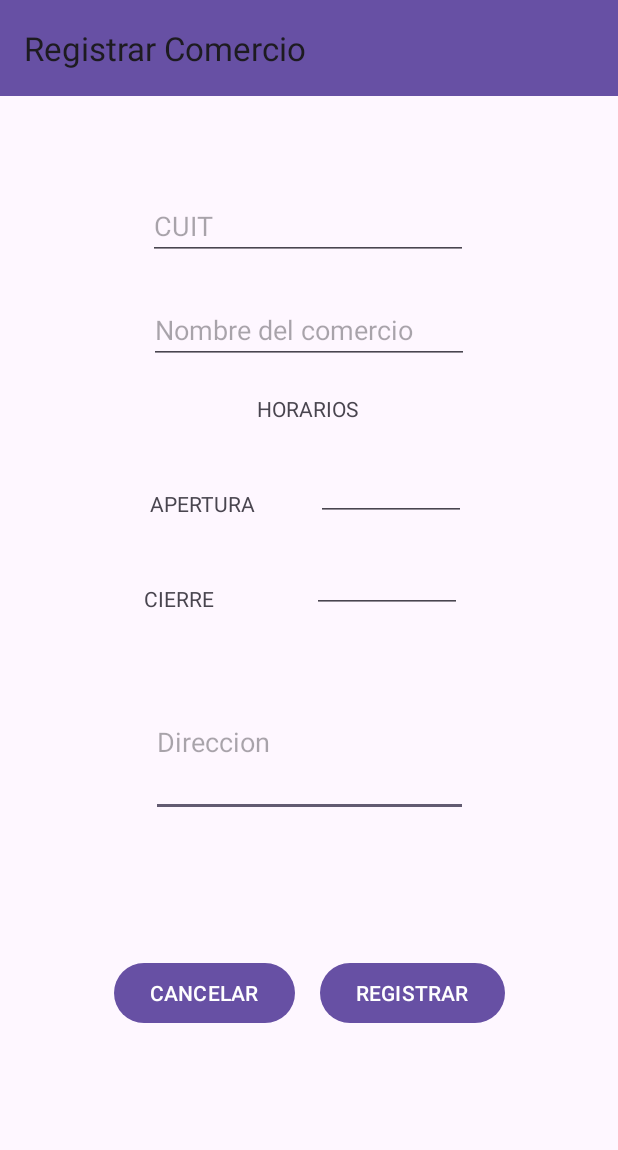
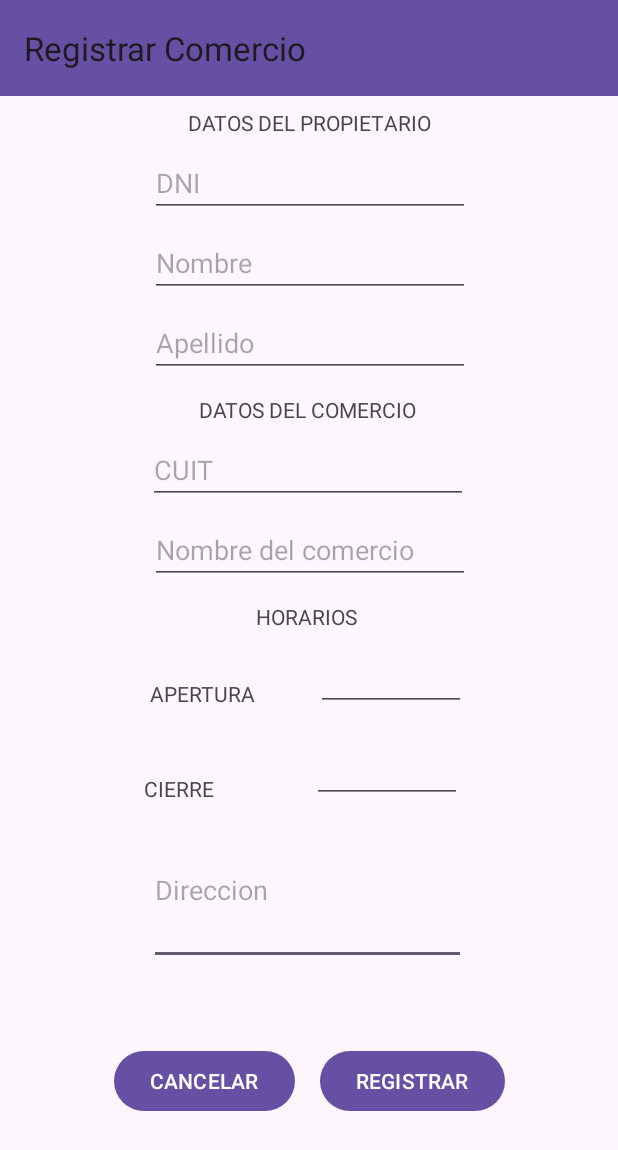
Before and after one commit to Alan-Vaca/TP7_SANAMENTE, an Android app: the Registrar_Comercio screen opened directly, with no data from a screen before it, on a phone screen of 412 x 824 dp. Shown: the top 1150 px of the screen. Run offline under Robolectric (Android 15) with nearby library versions, the phone set to English and light mode, and no system bars.

Commit message:
Ingresar Comercio

```diff
--- a/app/src/main/java/com/example/tp7_sanamente/Registrar_Comercio.java
+++ b/app/src/main/java/com/example/tp7_sanamente/Registrar_Comercio.java
@@ -1,25 +1,102 @@
 package com.example.tp7_sanamente;
 
 import android.content.Intent;
+import android.os.AsyncTask;
 import android.os.Bundle;
 import android.view.View;
+import android.widget.CheckBox;
+import android.widget.EditText;
+import android.widget.TextView;
+import android.widget.Toast;
 
 import androidx.appcompat.app.AppCompatActivity;
 
+import BaseDeDatos.Conexion;
+import Entidad.Cliente;
+import Entidad.Comercio;
+import Entidad.Restriccion;
+import Entidad.Usuario;
+
 public class Registrar_Comercio extends AppCompatActivity {
+
+    TextView cuit,nombre,cierre,apertura, direccion, usuario_nombre, usuario_dni, usuario_apellido;
+    Usuario user;
 
     @Override
     protected void onCreate(Bundle savedInstanceState) {
         super.onCreate(savedInstanceState);
         setContentView(R.layout.activity_registrar_comercio);
+
+        Usuario usuarioRecibido = getIntent().getParcelableExtra("usuarioInsert");
+        user = usuarioRecibido;
+
+        cuit = (EditText)findViewById(R.id.r_com_cuit);
+        nombre = (EditText)findViewById(R.id.r_com_nombre);
+        cierre = (EditText)findViewById(R.id.r_com_cierre);
+        apertura = (EditText)findViewById(R.id.r_com_apertura);
+        direccion = (EditText)findViewById(R.id.r_com_direccion);
+
+        usuario_nombre = (EditText)findViewById(R.id.r_com_nombre_user);
+        usuario_dni = (EditText)findViewById(R.id.r_com_dni);
+        usuario_apellido = (EditText)findViewById(R.id.r_com_apellido);
+
     }
 
     public void IngresarComercio(View view) {
-        Intent IngresarComercio = new Intent(this, MainActivity.class);
-        startActivity(IngresarComercio);
+
+        Comercio comercio = new Comercio();
+        comercio.setCuit(Integer.parseInt(cuit.getText().toString()));
+        comercio.setNombreComercio(nombre.getText().toString());
+        String horarios = (apertura.getText().toString()) + "-:-" + (cierre.getText().toString());
+        comercio.setHorarios(horarios);
+
+        user.setDNI(Integer.parseInt((usuario_dni.getText().toString())));
+        user.setNombre(usuario_nombre.getText().toString());
+        user.setApellido(usuario_apellido.getText().toString());
+        user.setDireccion(direccion.getText().toString());
+
+        comercio.setUsuarioAsociado(user);
+        if(validarComercio(comercio)) {
+            new registrarComercio().execute(comercio);
+        }
     }
+
+    public boolean validarComercio(Comercio comercio){
+        return true;
+    }
+
     public void VolverRegistro(View view) {
         Intent VolverRegistro = new Intent(this, Registrar_Usuario.class);
         startActivity(VolverRegistro);
     }
+
+    private class registrarComercio extends AsyncTask<Comercio, Void, Boolean> {
+        @Override
+        protected Boolean doInBackground(Comercio... com) {
+            Conexion con = new Conexion();
+            boolean exito = false;
+            try {
+                exito = con.RegistrarUsuarioComercio(com[0]);
+
+            } catch (Exception e) {
+                e.printStackTrace();
+
+            }
+            return exito;
+        }
+
+        @Override
+        protected void onPostExecute(Boolean exito) {
+
+            if(exito) {
+                Toast.makeText(Registrar_Comercio.this, "COMERCIO AGREGADO CON EXITO", Toast.LENGTH_LONG).show();
+
+                Intent IngresarComercio = new Intent(Registrar_Comercio.this, MainActivity.class);
+                startActivity(IngresarComercio);
+
+            }else {
+                Toast.makeText(Registrar_Comercio.this, "HUBO UN ERROR", Toast.LENGTH_LONG).show();
+            }
+        }
+    }
 }
--- a/app/src/main/res/layout/activity_mi_comercio.xml
+++ b/app/src/main/res/layout/activity_mi_comercio.xml
@@ -90,7 +90,7 @@
         app:layout_constraintTop_toBottomOf="@+id/r_cli_nombre" />
 
     <EditText
-        android:id="@+id/editTextText5"
+        android:id="@+id/r_com_cuit"
         android:layout_width="wrap_content"
         android:layout_height="wrap_content"
         android:layout_marginTop="20dp"
@@ -113,5 +113,5 @@
         app:layout_constraintEnd_toEndOf="parent"
         app:layout_constraintHorizontal_bias="0.497"
         app:layout_constraintStart_toStartOf="parent"
-        app:layout_constraintTop_toBottomOf="@+id/editTextText5" />
+        app:layout_constraintTop_toBottomOf="@+id/r_com_cuit" />
 </androidx.constraintlayout.widget.ConstraintLayout>
--- a/app/src/main/res/layout/activity_registrar_comercio.xml
+++ b/app/src/main/res/layout/activity_registrar_comercio.xml
@@ -16,32 +16,34 @@
         android:text="CANCELAR"
         app:layout_constraintBottom_toBottomOf="parent"
         app:layout_constraintStart_toStartOf="parent"
-        app:layout_constraintTop_toBottomOf="@+id/fc_et_filtroNoContiene"
+        app:layout_constraintTop_toBottomOf="@+id/r_com_direccion"
         app:layout_constraintVertical_bias="0.404" />
 
     <EditText
-        android:id="@+id/fc_et_filtroNoContiene"
+        android:id="@+id/r_com_direccion"
         android:layout_width="211dp"
         android:layout_height="100dp"
-        android:layout_marginTop="36dp"
+        android:layout_marginTop="8dp"
         android:ems="10"
         android:hint="Direccion"
         android:inputType="text"
         app:layout_constraintEnd_toEndOf="parent"
+        app:layout_constraintHorizontal_bias="0.495"
         app:layout_constraintStart_toStartOf="parent"
         app:layout_constraintTop_toBottomOf="@+id/textView28" />
 
     <EditText
-        android:id="@+id/fc_et_filtroContiene"
+        android:id="@+id/r_com_nombre"
         android:layout_width="wrap_content"
         android:layout_height="wrap_content"
-        android:layout_marginTop="24dp"
+        android:layout_marginTop="8dp"
         android:ems="10"
         android:hint="Nombre del comercio"
         android:inputType="text"
         app:layout_constraintEnd_toEndOf="parent"
+        app:layout_constraintHorizontal_bias="0.502"
         app:layout_constraintStart_toStartOf="parent"
-        app:layout_constraintTop_toBottomOf="@+id/editTextText5" />
+        app:layout_constraintTop_toBottomOf="@+id/r_com_cuit" />
 
     <androidx.appcompat.widget.Toolbar
         android:id="@+id/toolbar2"
@@ -57,17 +59,17 @@
         app:title="Registrar Comercio" />
 
     <EditText
-        android:id="@+id/editTextText5"
+        android:id="@+id/r_com_cuit"
         android:layout_width="wrap_content"
         android:layout_height="wrap_content"
-        android:layout_marginTop="64dp"
+        android:layout_marginTop="8dp"
         android:ems="10"
         android:hint="CUIT"
         android:inputType="number"
         app:layout_constraintEnd_toEndOf="parent"
         app:layout_constraintHorizontal_bias="0.497"
         app:layout_constraintStart_toStartOf="parent"
-        app:layout_constraintTop_toBottomOf="@+id/toolbar2" />
+        app:layout_constraintTop_toBottomOf="@+id/textView6" />
 
     <Button
         android:id="@+id/button2"
@@ -79,26 +81,26 @@
         app:layout_constraintEnd_toEndOf="parent"
         app:layout_constraintHorizontal_bias="0.178"
         app:layout_constraintStart_toEndOf="@+id/button4"
-        app:layout_constraintTop_toBottomOf="@+id/fc_et_filtroNoContiene"
+        app:layout_constraintTop_toBottomOf="@+id/r_com_direccion"
         app:layout_constraintVertical_bias="0.404" />
 
     <TextView
         android:id="@+id/textView26"
         android:layout_width="wrap_content"
         android:layout_height="wrap_content"
-        android:layout_marginTop="20dp"
+        android:layout_marginTop="12dp"
         android:text="HORARIOS"
         app:layout_constraintEnd_toEndOf="parent"
-        app:layout_constraintHorizontal_bias="0.498"
+        app:layout_constraintHorizontal_bias="0.495"
         app:layout_constraintStart_toStartOf="parent"
-        app:layout_constraintTop_toBottomOf="@+id/fc_et_filtroContiene" />
+        app:layout_constraintTop_toBottomOf="@+id/r_com_nombre" />
 
     <TextView
         android:id="@+id/textView27"
         android:layout_width="wrap_content"
         android:layout_height="wrap_content"
         android:layout_marginStart="100dp"
-        android:layout_marginTop="44dp"
+        android:layout_marginTop="32dp"
         android:text="APERTURA"
         app:layout_constraintStart_toStartOf="parent"
         app:layout_constraintTop_toBottomOf="@+id/textView26" />
@@ -114,26 +116,86 @@
         app:layout_constraintTop_toBottomOf="@+id/textView27" />
 
     <EditText
-        android:id="@+id/editTextDate4"
+        android:id="@+id/r_com_apertura"
         android:layout_width="100dp"
         android:layout_height="wrap_content"
-        android:layout_marginTop="20dp"
+        android:layout_marginTop="8dp"
         android:ems="10"
-        android:inputType="date"
+        android:inputType="time"
         app:layout_constraintEnd_toEndOf="parent"
         app:layout_constraintHorizontal_bias="0.283"
         app:layout_constraintStart_toEndOf="@+id/textView27"
         app:layout_constraintTop_toBottomOf="@+id/textView26" />
 
     <EditText
-        android:id="@+id/editTextDate5"
+        android:id="@+id/r_com_cierre"
         android:layout_width="100dp"
         android:layout_height="wrap_content"
         android:layout_marginTop="16dp"
         android:ems="10"
-        android:inputType="date"
+        android:inputType="time"
         app:layout_constraintEnd_toEndOf="parent"
         app:layout_constraintHorizontal_bias="0.387"
         app:layout_constraintStart_toEndOf="@+id/textView28"
-        app:layout_constraintTop_toBottomOf="@+id/editTextDate4" />
+        app:layout_constraintTop_toBottomOf="@+id/r_com_apertura" />
+
+    <TextView
+        android:id="@+id/textView2"
+        android:layout_width="wrap_content"
+        android:layout_height="wrap_content"
+        android:layout_marginTop="8dp"
+        android:text="DATOS DEL PROPIETARIO"
+        app:layout_constraintEnd_toEndOf="parent"
+        app:layout_constraintStart_toStartOf="parent"
+        app:layout_constraintTop_toBottomOf="@+id/toolbar2" />
+
+    <EditText
+        android:id="@+id/r_com_dni"
+        android:layout_width="wrap_content"
+        android:layout_height="wrap_content"
+        android:layout_marginTop="8dp"
+        android:ems="10"
+        android:hint="DNI"
+        android:inputType="number"
+        app:layout_constraintEnd_toEndOf="parent"
+        app:layout_constraintHorizontal_bias="0.502"
+        app:layout_constraintStart_toStartOf="parent"
+        app:layout_constraintTop_toBottomOf="@+id/textView2" />
+
+    <EditText
+        android:id="@+id/r_com_nombre_user"
+        android:layout_width="wrap_content"
+        android:layout_height="wrap_content"
+        android:layout_marginTop="8dp"
+        android:ems="10"
+        android:hint="Nombre"
+        android:inputType="text"
+        app:layout_constraintEnd_toEndOf="parent"
+        app:layout_constraintHorizontal_bias="0.502"
+        app:layout_constraintStart_toStartOf="parent"
+        app:layout_constraintTop_toBottomOf="@+id/r_com_dni" />
+
+    <EditText
+        android:id="@+id/r_com_apellido"
+        android:layout_width="wrap_content"
+        android:layout_height="wrap_content"
+        android:layout_marginTop="8dp"
+        android:ems="10"
+        android:hint="Apellido"
+        android:inputType="text"
+        app:layout_constraintEnd_toEndOf="parent"
+        app:layout_constraintHorizontal_bias="0.502"
+        app:layout_constraintStart_toStartOf="parent"
+        app:layout_constraintTop_toBottomOf="@+id/r_com_nombre_user" />
+
+    <TextView
+        android:id="@+id/textView6"
+        android:layout_width="wrap_content"
+        android:layout_height="wrap_content"
+        android:layout_marginTop="12dp"
+        android:text="DATOS DEL COMERCIO"
+        app:layout_constraintEnd_toEndOf="parent"
+        app:layout_constraintHorizontal_bias="0.498"
+        app:layout_constraintStart_toStartOf="parent"
+        app:layout_constraintTop_toBottomOf="@+id/r_com_apellido" />
 </androidx.constraintlayout.widget.ConstraintLayout>
```
Also changed, not shown: app/src/main/java/BaseDeDatos/Conexion.java (+17 -2 lines), app/src/main/java/BaseDeDatos/consultasUsuario.java (+26 -2 lines), app/src/main/java/com/example/tp7_sanamente/MainActivity.java (+19 -0 lines), app/src/main/res/layout/activity_filtros.xml (+4 -4 lines).
